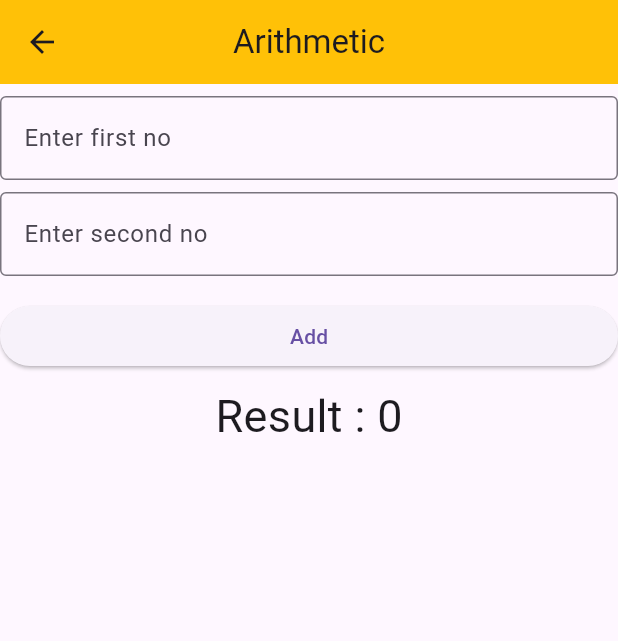
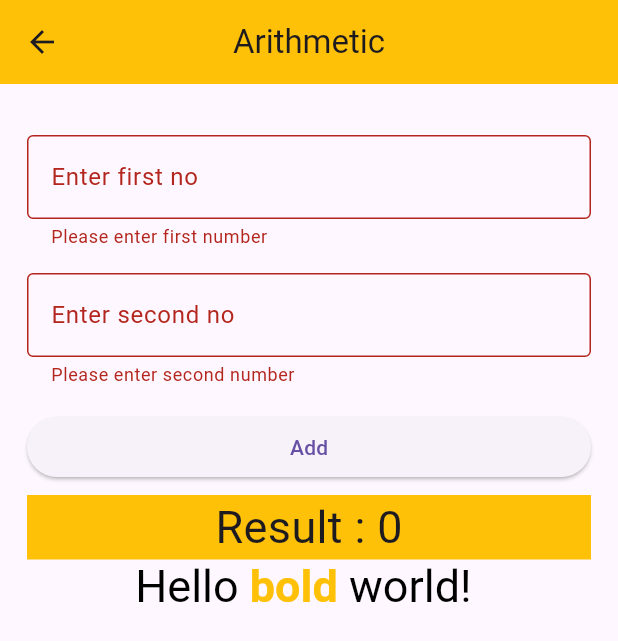
Before and after one commit to Shinigami1593/Flutter_sem_5_classes, a Flutter app: the AddNumbers screen opened by its route, after a tap on "Add", on a phone screen of 412 x 824 dp. Shown: the top 641 px of the screen. Run offline on Flutter 3.47's test engine with Material 3 defaults, Android fonts, the light colour scheme and no system bars; our stand-ins replace dartz.

Commit message:
Text and modal

```diff
--- /dev/null
+++ b/Flutter/flutter_project_class/lib/modal/add_modal.dart
@@ -0,0 +1,12 @@
+class ArithmeticModal{
+  final int first;
+  final int second;
+
+  ArithmeticModal({required this.first,required this.second});
+
+
+  int add(){
+    return first + second;
+  }
+
+}
--- a/Flutter/flutter_project_class/lib/view/add.dart
+++ b/Flutter/flutter_project_class/lib/view/add.dart
@@ -1,4 +1,5 @@
 import 'package:flutter/material.dart';
+import 'package:flutter_project_class/modal/add_modal.dart';
 
 class AddNumbers extends StatefulWidget {
   const AddNumbers({super.key});
@@ -8,9 +9,16 @@ class AddNumbers extends StatefulWidget {
 }
 
 class _AddNumbersState extends State<AddNumbers> {
-  int first = 0;
-  int second = 0;
+  final firstController = TextEditingController();
+  final secondController = TextEditingController();
+
   int result = 0;
+
+  //late initialization of model
+  late ArithmeticModal modal;
+
+  //global key
+  final mykey = GlobalKey<FormState>();
   @override
   Widget build(BuildContext context) {
     return Scaffold(
@@ -20,48 +28,94 @@ class _AddNumbersState extends State<AddNumbers> {
         backgroundColor: Colors.amber,
         elevation: 0,
       ),
-      body: Column(
+      body: Padding(
+        padding: const EdgeInsets.all(18.0),
+        child: Form(
+          key: mykey,
+          child: Column(
             children: [
               SizedBox(height: 8),
-          TextField(
-            onChanged: (value) {
-              first = int.parse(value);
-            },
+              SizedBox(height: 8),
+              TextFormField(
                 keyboardType: TextInputType.number,
                 decoration: InputDecoration(
                   border: OutlineInputBorder(),
                   labelText: "Enter first no",
                 ),
+                validator: (value) {
+                  if (value == null || value.isEmpty){
+                    return "Please enter first number";
+                  }
+                  return null;
+                },
               ),
               SizedBox(height: 8),
-          TextField(
-            onChanged: (value) {
-              second = int.parse(value);
-            },
+              SizedBox(height: 8),
+
+              TextFormField(
                 keyboardType: TextInputType.number,
                 decoration: InputDecoration(
                   border: OutlineInputBorder(),
                   labelText: "Enter second no",
                 ),
+                validator: (value) {
+                  if (value == null || value.isEmpty){
+                    return "Please enter second number";
+                  }
+                  return null;
+                },
               ),
               SizedBox(height: 8),
               SizedBox(height: 8),
+
 
               SizedBox(
                 width: double.infinity,
                 child: ElevatedButton(
                   onPressed: () {
-                setState(() {
-                  result = first + second;
-                });
+                    if (mykey.currentState!.validate()) {
+                      modal = ArithmeticModal(first: int.parse(firstController.text), second: int.parse(secondController.text));
+
+                      result = modal.add();
+                    }
                   },
                   child: Text("Add"),
                 ),
               ),
               SizedBox(height: 8),
 
-          Text("Result : $result", style: TextStyle(fontSize: 30)),
+              Container(
+                color: Colors.amber,
+                width: double.infinity,
+                child: Center(
+                  child: Text("Result : $result", style: TextStyle(fontSize: 30)),
+                )
+              ),
+              RichText(
+                text: const TextSpan(
+                  text: 'Hello ',
+                  style: TextStyle(
+                    color: Colors.black,
+                    fontSize: 30,
+                  ),
+                  children: <TextSpan> [
+                    TextSpan(
+                      text: 'bold ',
+                      style: TextStyle(
+                        color: Colors.amber,
+                        fontWeight: FontWeight.bold,
+                      )
+                    ),
+                    TextSpan(
+                      text: 'world! '
+                    )
+                  ]
+
+                ))
             ],
+          ),
+        ),
+
       ),
     );
   }
--- a/Flutter/flutter_project_class/lib/view/circle.dart
+++ b/Flutter/flutter_project_class/lib/view/circle.dart
@@ -1,4 +1,5 @@
 import 'package:flutter/material.dart';
+import 'package:flutter_project_class/modal/circle_area_modal.dart';
 
 class Circle extends StatefulWidget {
   const Circle({super.key});
@@ -10,6 +11,8 @@ class Circle extends StatefulWidget {
 class _CircleState extends State<Circle> {
   double result = 0.0;
   int r = 0;
+
+  late CircleAreaModal modal;
 
   void calculateArea(value) {
     setState(() {
@@ -44,7 +47,8 @@ class _CircleState extends State<Circle> {
               backgroundColor: const Color.fromARGB(255, 187, 216, 240)
             ),
             onPressed: () {
-              calculateArea(r);
+              modal = CircleAreaModal(radius: r);
+              result = modal.areaCircle();
             },
             child: Text("Calculate",),
           ),
```
Also changed, not shown: Flutter/flutter_project_class/lib/modal/circle_area_modal.dart (added, +9 -0 lines), Flutter/flutter_project_class/lib/modal/palindrome_modal.dart (added, +19 -0 lines), Flutter/flutter_project_class/lib/modal/simple_interest_modal.dart (added, +11 -0 lines), Flutter/flutter_project_class/lib/view/interest.dart (+4 -6 lines), Flutter/flutter_project_class/lib/view/palindrome.dart (+4 -22 lines). Lines whose indentation alone changed are shown as unchanged.
